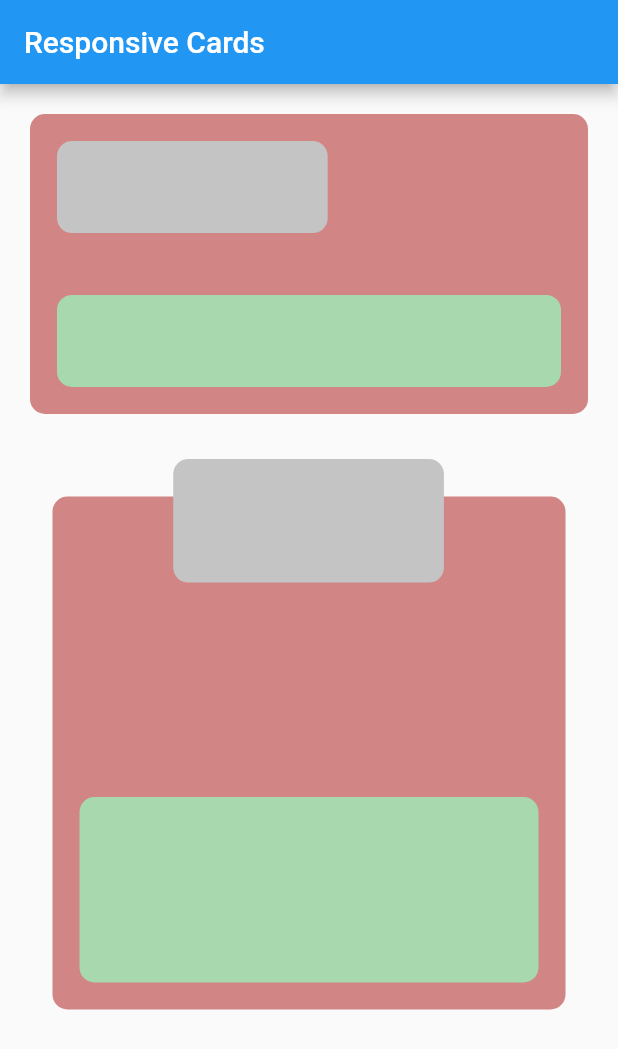
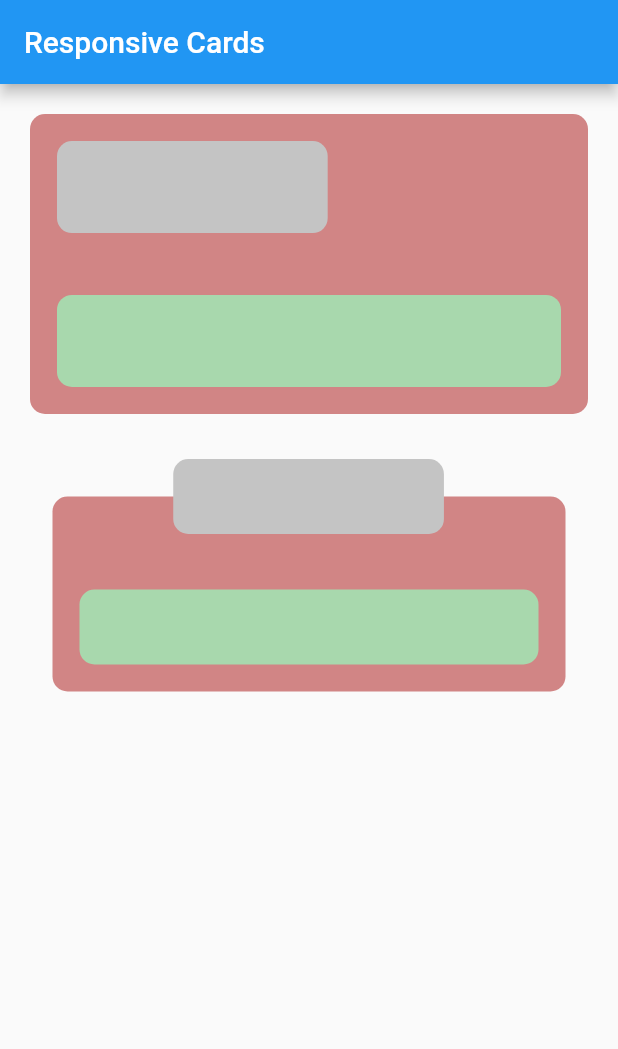
Before and after one commit to achiit/aimedlabs_assignment, a Flutter app: the screen it shows after launch, on a phone screen of 412 x 824 dp. Shown: the top 1049 px of the screen. Run offline on Flutter 3.47's test engine with Material 2 defaults, Android fonts, the phone set to English and light mode, and no system bars.

Commit message:
final for phone screen and all screens

```diff
--- a/lib/MVVM/views/card2.dart
+++ b/lib/MVVM/views/card2.dart
@@ -17,7 +17,7 @@ class Card2 extends StatelessWidget {
     return Stack(
       children: [
         Container(
-          height: screenHeight * 0.5,
+          height: 200,
           padding: const EdgeInsets.all(35.0),
           child: Container(
             padding: const EdgeInsets.all(18.0),
@@ -25,7 +25,7 @@ class Card2 extends StatelessWidget {
               color: Color(0xffd18585),
               borderRadius: BorderRadius.circular(10.0),
             ),
-            height: screenHeight * 0.4,
+            height: 300,
             width: cardWidth, // Adjust the ratio as needed
             child: Column(
               mainAxisAlignment: MainAxisAlignment.end,
@@ -35,8 +35,7 @@ class Card2 extends StatelessWidget {
                     color: Color(0xffa8d8ad),
                     borderRadius: BorderRadius.circular(10.0),
                   ),
-                  height:
-                      cardHeight * 0.3, // Set a fixed height for the green area
+                  height: 50, // Set a fixed height for the green area
                   width: greenAreaWidth,
                 ),
               ],
@@ -53,7 +52,7 @@ class Card2 extends StatelessWidget {
                 color: Color(0xffc4c4c4),
                 borderRadius: BorderRadius.circular(10.0),
               ),
-              height: greyBoxHeight,
+              height: 50,
               width: greenAreaWidth * 0.5, // Adjust the ratio as needed
               // Maintain the container size
             ),
```
